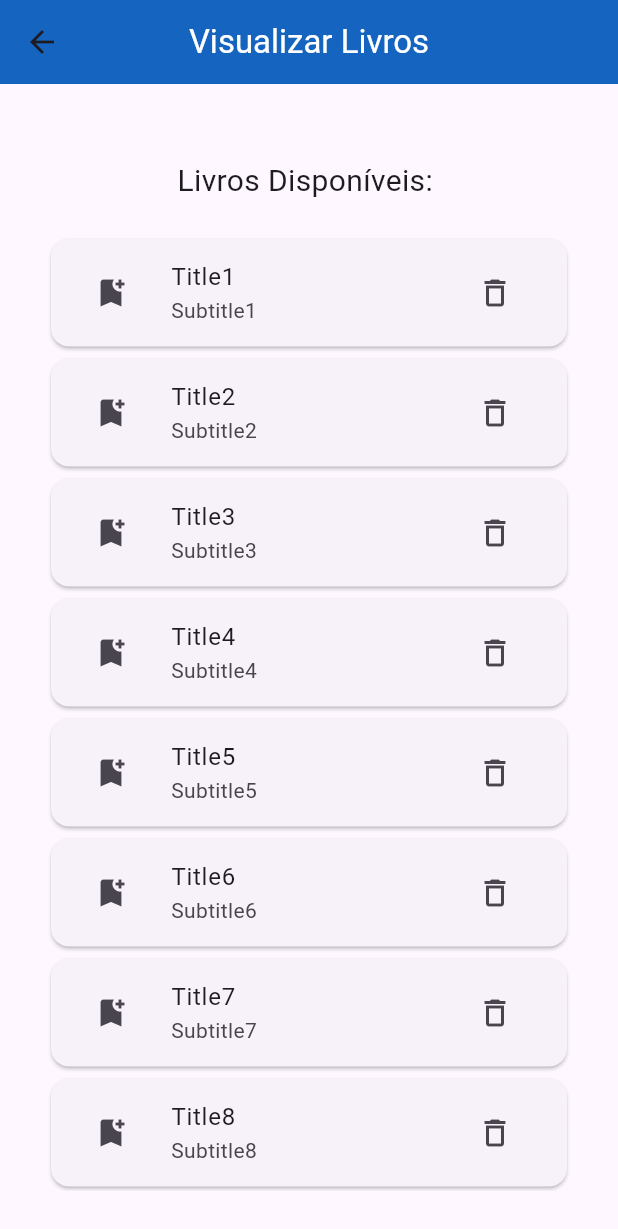
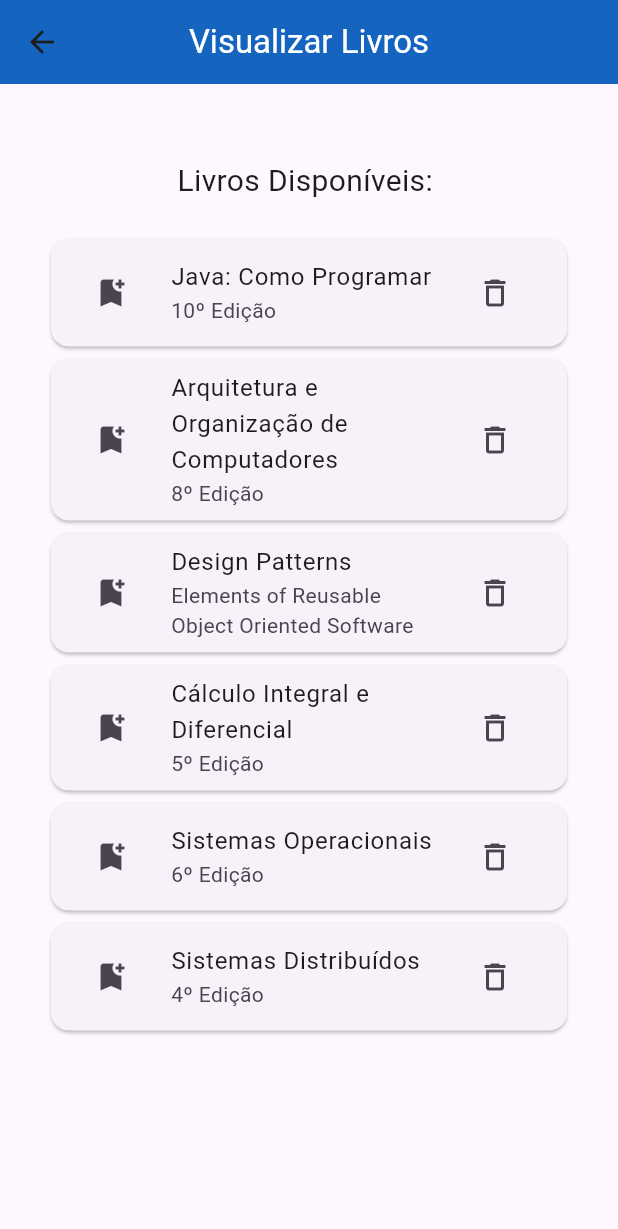
Before and after one commit to C-Vieira/AppMobileII, a Flutter app: the ListBookView screen opened by its route, on a phone screen of 412 x 824 dp. Shown: the top 1229 px of the screen. Run offline on Flutter 3.47's test engine with Material 3 defaults, Android fonts, the phone set to English and light mode, and no system bars; our stand-ins replace device_preview, get_it.

Commit message:
(Fix): Melhorar formatação tela sobre
Ajustar formatação do texto informativo da tela "Sobre"

Também: Adicionar títulos e subtítulos melhores para os livros de
exemplo pré cadastrados.

```diff
--- a/lib/controller/book_controller.dart
+++ b/lib/controller/book_controller.dart
@@ -3,16 +3,13 @@ import 'package:flutter/material.dart';
 
 class BookController extends ChangeNotifier {
   final List<Book> _books = [
-    Book(title: "Title1", subtitle: "Subtitle1"),
-    Book(title: "Title2", subtitle: "Subtitle2"),
-    Book(title: "Title3", subtitle: "Subtitle3"),
-    Book(title: "Title4", subtitle: "Subtitle4"),
-    Book(title: "Title5", subtitle: "Subtitle5"),
-    Book(title: "Title6", subtitle: "Subtitle6"),
-    Book(title: "Title7", subtitle: "Subtitle7"),
-    Book(title: "Title8", subtitle: "Subtitle8"),
-    Book(title: "Title9", subtitle: "Subtitle9"),
-    Book(title: "Title10", subtitle: "Subtitle10"),
+    Book(title: "Java: Como Programar", subtitle: "10º Edição",
+    descripton: "Tudo sobre a linguagem de programação Java 8.0! Aprenda com explicações, exemplos e projetos práticos do básico ao avançado."),
+    Book(title: "Arquitetura e Organização de Computadores", subtitle: "8º Edição"),
+    Book(title: "Design Patterns", subtitle: "Elements of Reusable Object Oriented Software"),
+    Book(title: "Cálculo Integral e Diferencial", subtitle: "5º Edição"),
+    Book(title: "Sistemas Operacionais", subtitle: "6º Edição"),
+    Book(title: "Sistemas Distribuídos", subtitle: "4º Edição"),
   ];
   int currentBookIndex = 0;
 
```
Also changed, not shown: lib/view/about_view.dart (+9 -5 lines).
